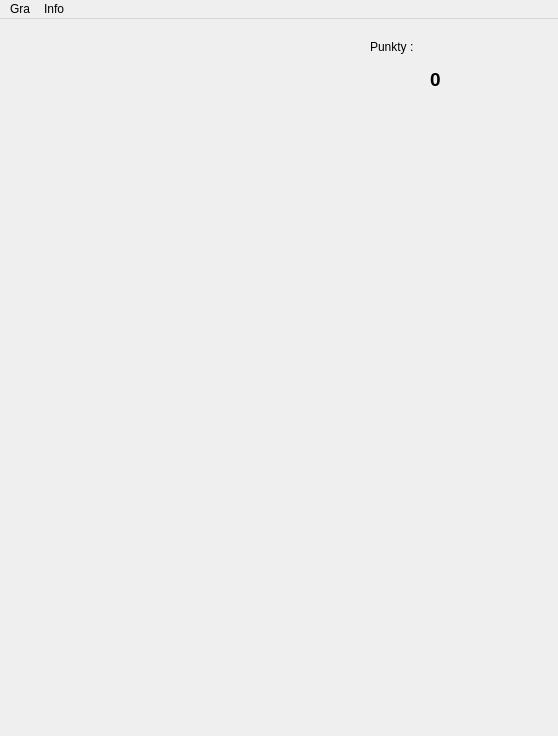
Above: mainwindow.ui from Maxhebda/TetrisMax before the change. Below: the same form after it.
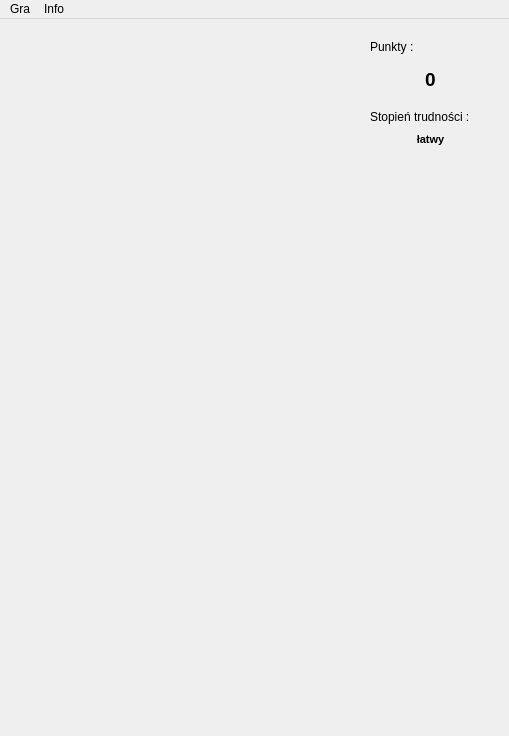
That is the form after the change.

Commit message: difficulty level

Diff of the .ui file:
```diff
--- a/mainwindow.ui
+++ b/mainwindow.ui
@@ -6,7 +6,7 @@
    <rect>
     <x>0</x>
     <y>0</y>
-    <width>558</width>
+    <width>509</width>
     <height>736</height>
    </rect>
   </property>
@@ -30,9 +30,9 @@
    <widget class="QLabel" name="label_2">
     <property name="geometry">
      <rect>
-      <x>370</x>
+      <x>360</x>
       <y>50</y>
-      <width>131</width>
+      <width>141</width>
       <height>21</height>
      </rect>
     </property>
@@ -56,13 +56,55 @@
      <set>Qt::AlignCenter</set>
     </property>
    </widget>
+   <widget class="QLabel" name="label_3">
+    <property name="geometry">
+     <rect>
+      <x>370</x>
+      <y>90</y>
+      <width>111</width>
+      <height>16</height>
+     </rect>
+    </property>
+    <property name="text">
+     <string>Stopień trudności :</string>
+    </property>
+   </widget>
+   <widget class="QLabel" name="label_4">
+    <property name="geometry">
+     <rect>
+      <x>360</x>
+      <y>110</y>
+      <width>141</width>
+      <height>21</height>
+     </rect>
+    </property>
+    <property name="sizePolicy">
+     <sizepolicy hsizetype="Fixed" vsizetype="Preferred">
+      <horstretch>0</horstretch>
+      <verstretch>0</verstretch>
+     </sizepolicy>
+    </property>
+    <property name="font">
+     <font>
+      <pointsize>8</pointsize>
+      <weight>75</weight>
+      <bold>true</bold>
+     </font>
+    </property>
+    <property name="text">
+     <string>łatwy</string>
+    </property>
+    <property name="alignment">
+     <set>Qt::AlignCenter</set>
+    </property>
+   </widget>
   </widget>
   <widget class="QMenuBar" name="menubar">
    <property name="geometry">
     <rect>
      <x>0</x>
      <y>0</y>
-     <width>558</width>
+     <width>509</width>
      <height>26</height>
     </rect>
    </property>
```
Left out of the diff: 2 changed lines with no effect on the pictures. The commit also changes 2 other files.
